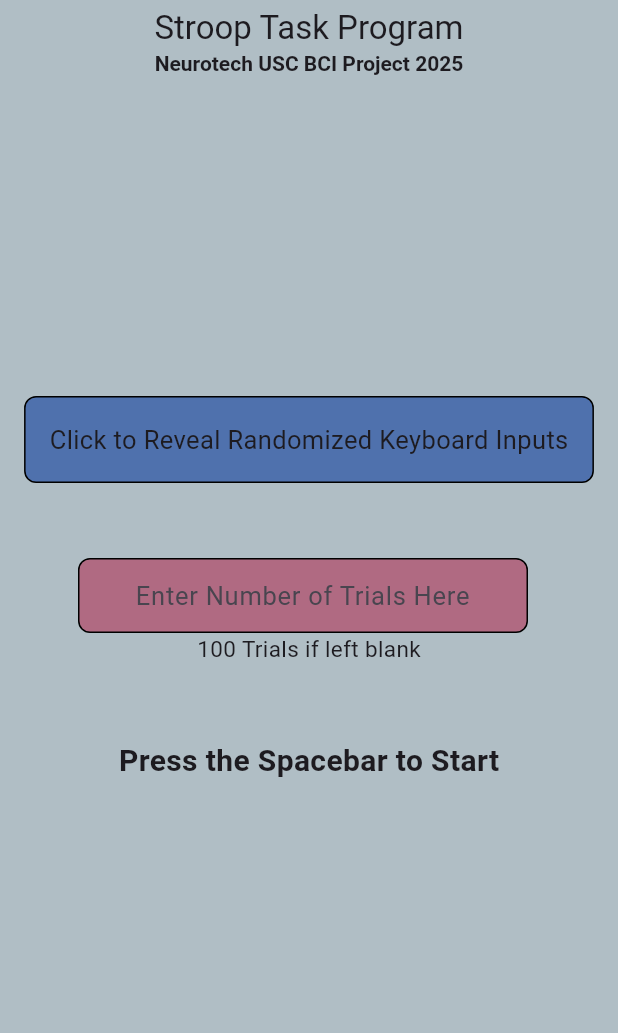
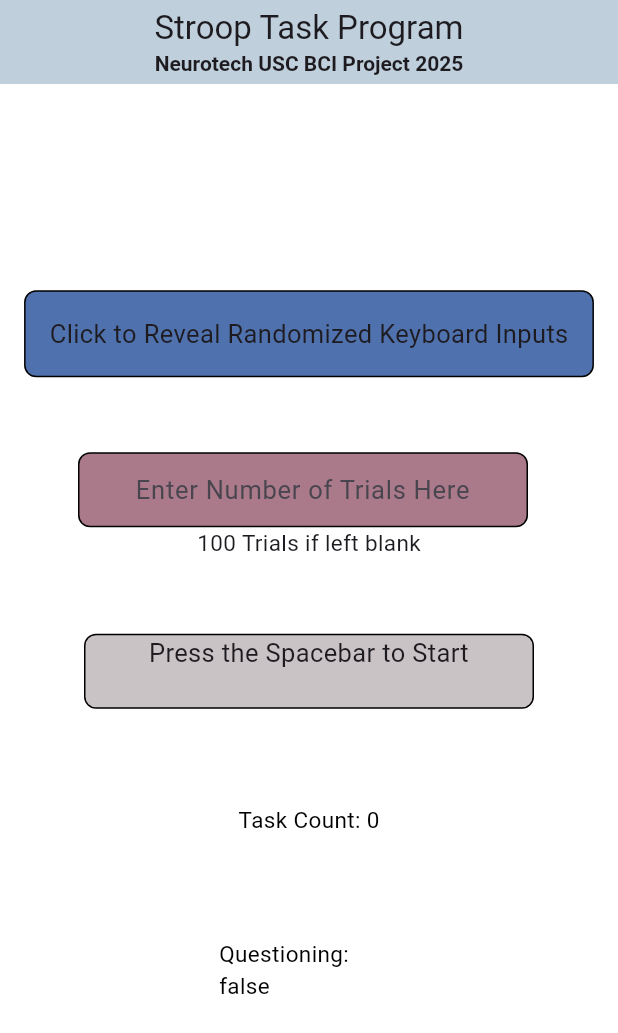
Before and after one commit to Neurotech-BCI/Application, a Flutter app: the screen it shows after launch, on a phone screen of 412 x 824 dp. Shown: the top 1033 px of the screen. Run offline on Flutter 3.47's test engine with Material 3 defaults, Android fonts, the phone set to English and light mode, and no system bars; our stand-ins replace csv, equatable, flutter_bloc, time.

Commit message:
STROOP: FIXED BUGS

```diff
--- a/stroop/lib/main.dart
+++ b/stroop/lib/main.dart
@@ -105,29 +105,50 @@
     return numbers;
   }
   void initKeys() {
-    emit(TestController(state.mTaskCount, state.mCurrCount, state.mStarted, state.mFinished, state.mCorrect, state.mStartQuestioning, state.mQuestioning, state.mStartTime, state.mEndTime, generateUniqueRandomInts()));
+    emit(TestController(state.mTaskCount, state.mCurrCount,
+    state.mStarted, state.mFinished, state.mCorrect,
+    state.mStartQuestioning, state.mQuestioning,
+    state.mStartTime, state.mEndTime, generateUniqueRandomInts()));
   }
   void initStroop(int cnt) {
-    emit(TestController(cnt, state.mCurrCount, !state.mStarted, state.mFinished, state.mCorrect, state.mQuestioning, state.mStartQuestioning, state.mStartTime, state.mEndTime, state.mKeyBoardLayout));
+    emit(TestController(cnt, state.mCurrCount,
+    !state.mStarted, state.mFinished, state.mCorrect,
+     state.mStartQuestioning, state.mQuestioning, state.mStartTime,
+     state.mEndTime, state.mKeyBoardLayout));
   }
   void updateFinished() {
-    emit(TestController(state.mTaskCount, state.mCurrCount, state.mStarted, !state.mFinished, state.mCorrect, state.mQuestioning, state.mStartQuestioning, state.mStartTime, state.mEndTime, state.mKeyBoardLayout));
+    emit(TestController(state.mTaskCount, state.mCurrCount,
+    state.mStarted, true, state.mCorrect,
+    state.mStartQuestioning, state.mQuestioning,
+     state.mStartTime, state.mEndTime, state.mKeyBoardLayout));
   }
-  void updateCorrect() {
-    emit(TestController(state.mTaskCount, state.mCurrCount, state.mStarted, state.mFinished, !state.mCorrect, state.mQuestioning, state.mStartQuestioning, state.mStartTime, state.mEndTime, state.mKeyBoardLayout));
+  void updateCorrect(bool correct) {
+    emit(TestController(state.mTaskCount, state.mCurrCount,
+    state.mStarted, state.mFinished, correct, state.mQuestioning,
+    state.mStartQuestioning, state.mStartTime, state.mEndTime,
+    state.mKeyBoardLayout));
   }
   void updateQuestioning() {
     if(state.mQuestioning == false)
     {
-      emit(TestController(state.mTaskCount, state.mCurrCount + 1, state.mStarted, state.mFinished, state.mCorrect, true, !state.mQuestioning, DateTime.now(), state.mEndTime, state.mKeyBoardLayout));
+      emit(TestController(state.mTaskCount, state.mCurrCount + 1,
+      state.mStarted, state.mFinished, state.mCorrect,
+      !state.mStartQuestioning, !state.mQuestioning, state.mStartTime,
+       state.mEndTime, state.mKeyBoardLayout));
     }
     else
     {
-      emit(TestController(state.mTaskCount, state.mCurrCount, state.mStarted, state.mFinished, state.mCorrect, state.mStartQuestioning, !state.mQuestioning, state.mStartTime, DateTime.now(), state.mKeyBoardLayout));
+      emit(TestController(state.mTaskCount, state.mCurrCount,
+       state.mStarted, state.mFinished, state.mCorrect,
+        state.mStartQuestioning, !state.mQuestioning,
+        state.mStartTime, DateTime.now(), state.mKeyBoardLayout));
     }
   }
   void updateQuestioningStart() {
-    emit(TestController(state.mTaskCount, state.mCurrCount, state.mStarted, state.mFinished, state.mCorrect, false, state.mQuestioning, state.mStartTime, state.mEndTime, state.mKeyBoardLayout));
+    emit(TestController(state.mTaskCount, state.mCurrCount,
+     state.mStarted, state.mFinished, state.mCorrect,
+     !state.mStartQuestioning, state.mQuestioning,
+      DateTime.now(), state.mEndTime, state.mKeyBoardLayout));
   }
 }
 
@@ -221,6 +242,13 @@
     );
   }
 }
+
+class KeyBoardInput{
+
+}
+
+// ------------------ Main -----------------------
+
 void main() {
   runApp(
     MultiBlocProvider(
@@ -262,9 +290,9 @@
   @override
   Widget build(BuildContext context) {
     return Scaffold(
-      backgroundColor: const Color(0xFFB0BEC5),
+      backgroundColor: const Color.fromARGB(255, 255, 255, 255),
       appBar: AppBar(
-        backgroundColor:   const Color(0xFFB0BEC5),
+        backgroundColor:   const Color.fromARGB(255, 191, 208, 220),
         centerTitle: true,
         title: Column(
           mainAxisAlignment: MainAxisAlignment.center,
@@ -307,8 +335,30 @@
                       );
                     },
                   ),
-
-
+                  Container(
+                     width: 120,
+                    height: 100,
+                    alignment: Alignment.center,
+                    child: Text(
+                      'Task Count: ${BlocProvider.of<TestControllerCubit>(context).state.mCurrCount}',
+                      style: TextStyle(
+                        color: Colors.black,
+                        fontSize: 15,
+                      ),
+                    ),
+                  ),
+                  Container(
+                     width: 120,
+                    height: 100,
+                    alignment: Alignment.center,
+                    child: Text(
+                      'Questioning: ${BlocProvider.of<TestControllerCubit>(context).state.mQuestioning}',
+                      style: TextStyle(
+                        color: Colors.black,
+                        fontSize: 15,
+                      ),
+                    ),
+                  ),
                 // Timer, Task Count, CSV, and KeyBoard Input logic here.
 
 
@@ -323,10 +373,10 @@
   // Helper function to choose which widget to display
   Widget _buildTestObjectView(TestObjectState state, BuildContext context) {
     final  controllerCubit = context.read<TestControllerCubit>();
-    final objControllerCubit = context.read<TestObjectCubit>();
+    final objCubit = context.read<TestObjectCubit>();
     if(controllerCubit.state.mStartQuestioning == true)
     {
-      objControllerCubit.update();
+      objCubit.update();
       controllerCubit.updateQuestioningStart();
     }
     if (state.mType == 0) {
@@ -474,7 +524,7 @@
                 height: 50,
                 width: 300,
                 decoration: BoxDecoration(
-                  color: const Color.fromARGB(255, 176, 106, 130),
+                  color: const Color.fromARGB(255, 170, 121, 138),
                   borderRadius: BorderRadius.circular(8.0),
                   border: Border.all(color: Colors.black),
                 ),
@@ -496,13 +546,22 @@
             style: const TextStyle(fontSize: 15)
           ),
           SizedBox(height: 50),
-          Text('Press the Spacebar to Start',
-            style: const TextStyle(
-              fontSize: 20,
-              fontWeight: FontWeight.bold
-            )
+          Container(
+            height: 50,
+            width: 300,
+            decoration: BoxDecoration(
+              color: const Color.fromARGB(112, 135, 119, 125),
+              borderRadius: BorderRadius.circular(8.0),
+              border: Border.all(color: Colors.black),
+            ),
+            child:
+              Text('Press the Spacebar to Start',
+              textAlign: TextAlign.center,
+                style: const TextStyle(
+                  fontSize: 17,
+                ),
+              )
           ),
-          SizedBox(height: 80),
         ],
       ),
     );
@@ -510,11 +569,9 @@
 
   Future<void> _startTask() async {
     setState(() => _showWait = true);
-
     // Parse the text as an integer (default to 100 if invalid)
     final enteredNumber = int.tryParse(_tec.text) ?? 100;
     final controllerCubit = context.read<TestControllerCubit>();
-
     // Wait 3 seconds
     await Future.delayed(const Duration(seconds: 1));
     setState(() => counter--);
@@ -522,9 +579,8 @@
     setState(() => counter--);
     await Future.delayed(const Duration(seconds: 1));
     setState(() => counter--);
-
-   controllerCubit.initStroop(enteredNumber);
-   controllerCubit.updateQuestioning();
+    controllerCubit.initStroop(enteredNumber);
+    controllerCubit.updateQuestioning();
     // Return to the input form (or navigate, based on your app logic)
     setState(() => _showWait = false);
   }
```
